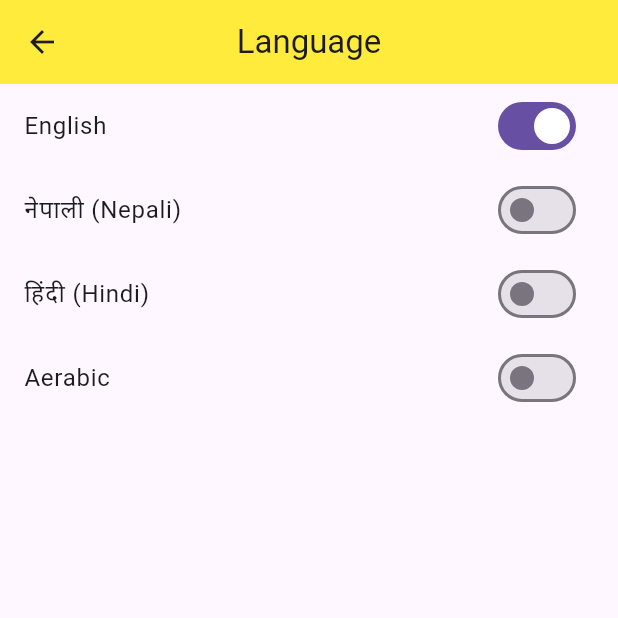
After one commit to codersantoshadhikari/Localization-MultiLanguage, a Flutter app: the screen it shows after launch, after a tap on the "language" icon, on a phone screen of 412 x 824 dp, the top half of it. The commit adds this screen. Run offline on Flutter 3.47's test engine with Material 3 defaults, Android fonts, the phone set to English and light mode, and no system bars; our stand-ins replace i18n_extension, shared_preferences.

Commit message:
add features of language choosen

```diff
--- /dev/null
+++ b/lib/Utilis.dart
@@ -0,0 +1,50 @@
+import 'package:flutter/material.dart';
+import 'package:shared_preferences/shared_preferences.dart';
+
+class Utilis {
+  static Future<bool?> showExitConfirmationDialog(BuildContext context,
+      {required void Function()? onPressed}) async {
+    return showDialog<bool>(
+      context: context,
+      builder: (context) => AlertDialog(
+        title: const Text('Exit Game'),
+        content: const Text('Are you sure you want to exit the game?'),
+        actions: [
+          TextButton(
+            onPressed:
+                // () {
+                //   Navigator.of(context).pop();
+                //   Navigator.of(context).pop();
+                // },
+                onPressed,
+            child: const Text('Yes'),
+          ),
+          TextButton(
+            onPressed: () => Navigator.of(context).pop(),
+            child: const Text('No'),
+          ),
+        ],
+      ),
+    );
+  }
+
+  static Future<void> saveLocale(Locale locale) async {
+    final SharedPreferences prefs = await SharedPreferences.getInstance();
+    await prefs.setString("locale", locale.toString());
+  }
+
+  static Future<Locale?> getLocale() async {
+    final SharedPreferences prefs = await SharedPreferences.getInstance();
+    var localeString = prefs.getString("locale");
+    switch (localeString) {
+      case 'ne_NP':
+        return const Locale('ne', 'NP');
+      case 'hi_IN':
+        return const Locale('hi', 'IN');
+      case 'ar_AE':
+        return const Locale('ar', 'AE');
+      default:
+        return const Locale('en', 'US');
+    }
+  }
+}
--- a/lib/home_screen.dart
+++ b/lib/home_screen.dart
@@ -1,5 +1,6 @@
 import 'package:flutter/material.dart';
 import 'package:myapp/core/language.i18n.dart';
+import 'package:myapp/language_screen.dart';
 
 import 'main.dart';
 
@@ -26,6 +27,17 @@ class MyHomePageState extends State<MyHomePage> {
     return Scaffold(
       appBar: AppBar(
         title: Text('Nepal Info'.i18n),
+        actions: [
+          IconButton(
+              onPressed: () {
+                Navigator.push(
+                    context,
+                    MaterialPageRoute(
+                      builder: (context) => LanguageScreen(),
+                    ));
+              },
+              icon: const Icon(Icons.language))
+        ],
         // actions: [
         //   DropdownButton<Locale>(
         //     value: _locale,
--- /dev/null
+++ b/lib/language_model.dart
@@ -0,0 +1,14 @@
+import 'package:flutter/rendering.dart';
+
+class LanguageModel {
+  String title;
+  Locale locale;
+  LanguageModel({required this.title, required this.locale});
+
+  static List<LanguageModel> language = [
+    LanguageModel(title: "English", locale: const Locale('en', 'US')),
+    LanguageModel(title: "नेपाली (Nepali)", locale: const Locale('ne', 'NP')),
+    LanguageModel(title: "हिंदी (Hindi)", locale: const Locale('hi', 'IN')),
+    LanguageModel(title: "Aerabic", locale: const Locale('ar', 'AE'))
+  ];
+}
--- /dev/null
+++ b/lib/language_screen.dart
@@ -0,0 +1,36 @@
+import 'package:flutter/material.dart';
+import 'package:i18n_extension/i18n_extension.dart';
+import 'package:myapp/Utilis.dart';
+
+import 'package:myapp/core/language.i18n.dart';
+import 'package:myapp/language_model.dart';
+
+class LanguageScreen extends StatelessWidget {
+  const LanguageScreen({super.key});
+
+  @override
+  Widget build(BuildContext context) {
+    return Scaffold(
+      appBar: AppBar(
+        title: Text("Language".i18n),
+        centerTitle: true,
+        backgroundColor: Colors.yellow,
+      ),
+      body: ListView.builder(
+        itemCount: LanguageModel.language.length,
+        itemBuilder: (context, index) {
+          var langData = LanguageModel.language[index];
+          return ListTile(
+              title: Text(langData.title),
+              trailing: Switch.adaptive(
+                  value: langData.locale == I18n.locale,
+                  onChanged: (value) {
+                    Utilis.saveLocale(langData.locale);
+                    I18n.of(context).locale = langData.locale;
+                    Navigator.pop(context);
+                  }));
+        },
+      ),
+    );
+  }
+}
--- a/lib/main.dart
+++ b/lib/main.dart
@@ -1,10 +1,18 @@
 import 'package:flutter/material.dart';
 import 'package:flutter_localizations/flutter_localizations.dart';
 import 'package:i18n_extension/i18n_extension.dart';
+import 'package:myapp/Utilis.dart';
 import 'home_screen.dart';
 
-void main() {
-  runApp(I18n(initialLocale: const Locale('hi', 'IN'), child: const MyApp()));
+void main() async{
+  WidgetsFlutterBinding.ensureInitialized();
+ var initialLocale = await Utilis.getLocale();
+  runApp(
+    I18n(
+      initialLocale: initialLocale,
+      child: const MyApp(),
+    ),
+  );
 }
 
 class MyApp extends StatelessWidget {
--- a/pubspec.yaml
+++ b/pubspec.yaml
@@ -40,6 +40,7 @@ dependencies:
   intl: ^0.19.0
   l10n_lint: ^0.3.1
   i18n_extension: ^12.0.1
+  shared_preferences: ^2.2.3
 
 dev_dependencies:
   flutter_test:
```
Also changed, not shown: pubspec.lock, 1 other file.
